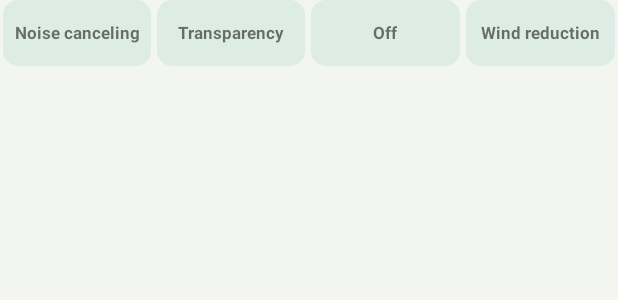
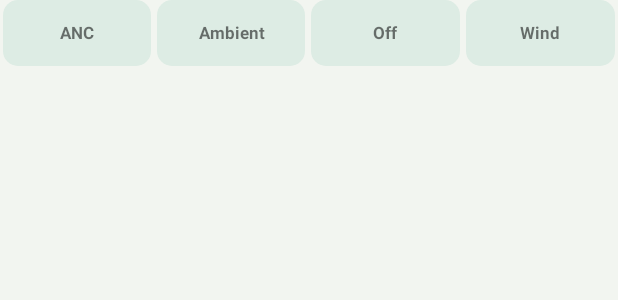
Before and after one commit to StevenShenPRC/UniEar, an Android app: the layout notification_modes.xml on its own in the app's theme, with its tools: preview values and no code run, on a phone screen of 412 x 824 dp. Shown: the top 300 px of the screen. Run offline under Robolectric (Android 15) with nearby library versions, the phone set to English and light mode, and no system bars.

Commit message:
Use compact localized labels for Android quick controls

```diff
--- a/android/src/main/res/values/strings.xml
+++ b/android/src/main/res/values/strings.xml
@@ -2,8 +2,8 @@
     <string name="tile_label">Headphone modes</string>
     <string name="widget_label">UniEar headphone controls</string>
     <string name="widget_connect">Tap to connect headphones</string>
-    <string name="mode_anc">Noise canceling</string>
-    <string name="mode_transparency">Transparency</string>
+    <string name="mode_anc">ANC</string>
+    <string name="mode_transparency">Ambient</string>
     <string name="mode_off">Off</string>
-    <string name="mode_wind">Wind reduction</string>
+    <string name="mode_wind">Wind</string>
 </resources>
```
Also changed, not shown: android/src/main/kotlin/uniear/android/QuickControls.kt (+11 -2 lines).
